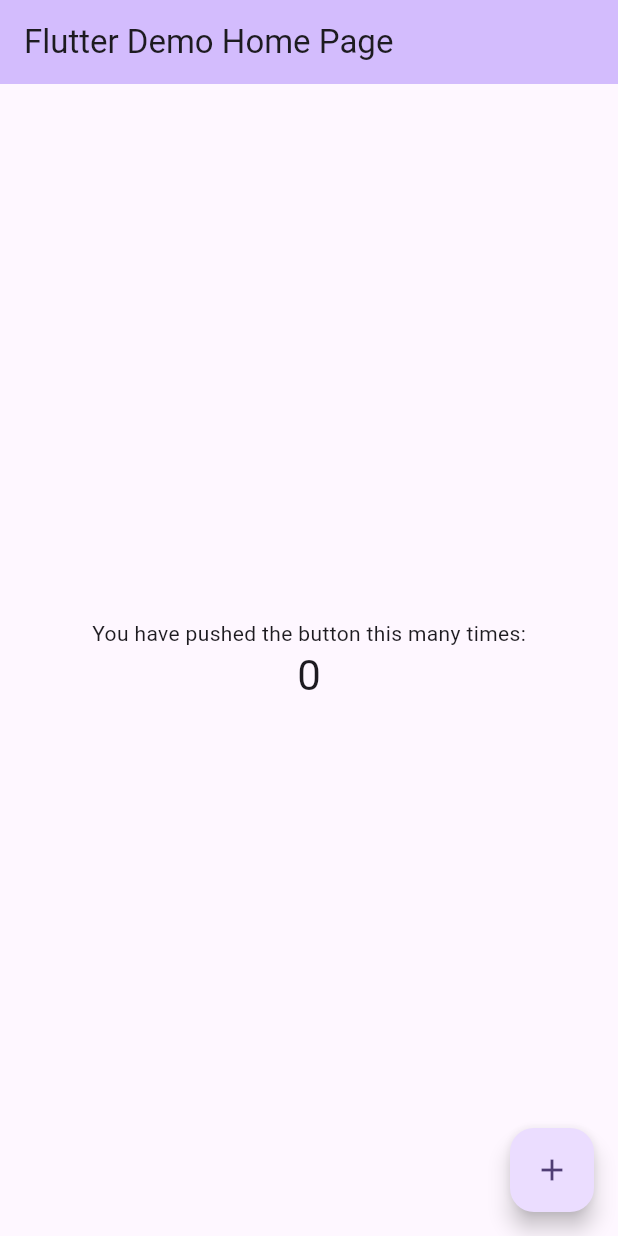
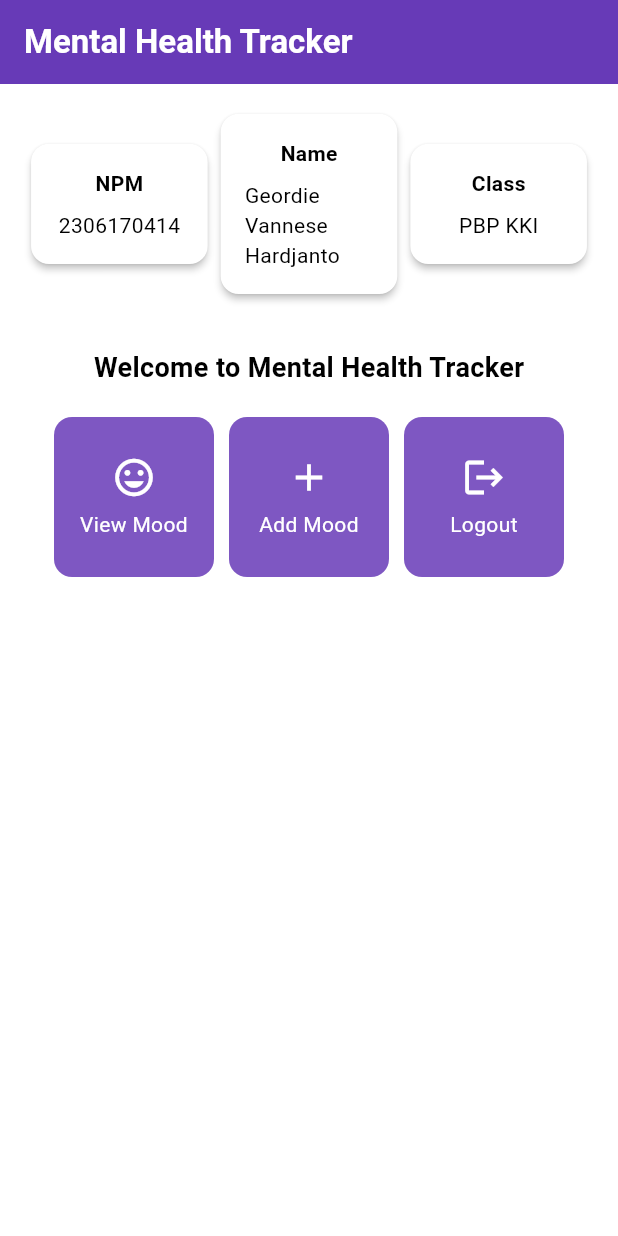
Before and after one commit to geordievannese/mental-health-tracker-mobile, a Flutter app: the screen it shows after launch, on a phone screen of 412 x 824 dp. Run offline on Flutter 3.47's test engine with Material 3 defaults, Android fonts, the phone set to English and light mode, and no system bars.

Commit message:
Selesai Tutor 6

```diff
--- a/lib/main.dart
+++ b/lib/main.dart
@@ -1,4 +1,6 @@
 import 'package:flutter/material.dart';
+import 'package:mental_health_tracker/menu.dart';
+
 
 void main() {
   runApp(const MyApp());
@@ -28,98 +30,11 @@ class MyApp extends StatelessWidget {
         //
         // This works for code too, not just values: Most code changes can be
         // tested with just a hot reload.
-        colorScheme: ColorScheme.fromSeed(seedColor: Colors.deepPurple),
-        useMaterial3: true,
+         colorScheme: ColorScheme.fromSwatch(
+       primarySwatch: Colors.deepPurple,
+ ).copyWith(secondary: Colors.deepPurple[400]),
       ),
-      home: const MyHomePage(title: 'Flutter Demo Home Page'),
+      home: MyHomePage(),
     );
   }
 }
-
-class MyHomePage extends StatefulWidget {
-  const MyHomePage({super.key, required this.title});
-
-  // This widget is the home page of your application. It is stateful, meaning
-  // that it has a State object (defined below) that contains fields that affect
-  // how it looks.
-
-  // This class is the configuration for the state. It holds the values (in this
-  // case the title) provided by the parent (in this case the App widget) and
-  // used by the build method of the State. Fields in a Widget subclass are
-  // always marked "final".
-
-  final String title;
-
-  @override
-  State<MyHomePage> createState() => _MyHomePageState();
-}
-
-class _MyHomePageState extends State<MyHomePage> {
-  int _counter = 0;
-
-  void _incrementCounter() {
-    setState(() {
-      // This call to setState tells the Flutter framework that something has
-      // changed in this State, which causes it to rerun the build method below
-      // so that the display can reflect the updated values. If we changed
-      // _counter without calling setState(), then the build method would not be
-      // called again, and so nothing would appear to happen.
-      _counter++;
-    });
-  }
-
-  @override
-  Widget build(BuildContext context) {
-    // This method is rerun every time setState is called, for instance as done
-    // by the _incrementCounter method above.
-    //
-    // The Flutter framework has been optimized to make rerunning build methods
-    // fast, so that you can just rebuild anything that needs updating rather
-    // than having to individually change instances of widgets.
-    return Scaffold(
-      appBar: AppBar(
-        // TRY THIS: Try changing the color here to a specific color (to
-        // Colors.amber, perhaps?) and trigger a hot reload to see the AppBar
-        // change color while the other colors stay the same.
-        backgroundColor: Theme.of(context).colorScheme.inversePrimary,
-        // Here we take the value from the MyHomePage object that was created by
-        // the App.build method, and use it to set our appbar title.
-        title: Text(widget.title),
-      ),
-      body: Center(
-        // Center is a layout widget. It takes a single child and positions it
-        // in the middle of the parent.
-        child: Column(
-          // Column is also a layout widget. It takes a list of children and
-          // arranges them vertically. By default, it sizes itself to fit its
-          // children horizontally, and tries to be as tall as its parent.
-          //
-          // Column has various properties to control how it sizes itself and
-          // how it positions its children. Here we use mainAxisAlignment to
-          // center the children vertically; the main axis here is the vertical
-          // axis because Columns are vertical (the cross axis would be
-          // horizontal).
-          //
-          // TRY THIS: Invoke "debug painting" (choose the "Toggle Debug Paint"
-          // action in the IDE, or press "p" in the console), to see the
-          // wireframe for each widget.
-          mainAxisAlignment: MainAxisAlignment.center,
-          children: <Widget>[
-            const Text(
-              'You have pushed the button this many times:',
-            ),
-            Text(
-              '$_counter',
-              style: Theme.of(context).textTheme.headlineMedium,
-            ),
-          ],
-        ),
-      ),
-      floatingActionButton: FloatingActionButton(
-        onPressed: _incrementCounter,
-        tooltip: 'Increment',
-        child: const Icon(Icons.add),
-      ), // This trailing comma makes auto-formatting nicer for build methods.
-    );
-  }
-}
--- /dev/null
+++ b/lib/menu.dart
@@ -0,0 +1,199 @@
+import 'package:flutter/material.dart';
+
+class MyHomePage extends StatelessWidget {
+    MyHomePage({super.key});
+    final String npm = '2306170414'; // NPM
+    final String name = 'Geordie Vannese Hardjanto'; // Name
+    final String className = 'PBP KKI'; // Class
+    final List<ItemHomepage> items = [
+    ItemHomepage("View Mood", Icons.mood),
+    ItemHomepage("Add Mood", Icons.add),
+    ItemHomepage("Logout", Icons.logout),
+     ];
+  // This widget is the home page of your application. It is stateful, meaning
+  // that it has a State object (defined below) that contains fields that affect
+  // how it looks.
+
+  // This class is the configuration for the state. It holds the values (in this
+  // case the title) provided by the parent (in this case the App widget) and
+  // used by the build method of the State. Fields in a Widget subclass are
+  // always marked "final".
+
+
+  @override
+   @override
+  Widget build(BuildContext context) {
+    // Scaffold provides the basic structure of the page with the AppBar and body.
+    return Scaffold(
+      // AppBar is the top part of the page that displays the title.
+      appBar: AppBar(
+        // The title of the application "Mental Health Tracker" with white text and bold font.
+        title: const Text(
+          'Mental Health Tracker',
+          style: TextStyle(
+            color: Colors.white,
+            fontWeight: FontWeight.bold,
+          ),
+        ),
+        // The background color of the AppBar is obtained from the application theme color scheme.
+        backgroundColor: Theme.of(context).colorScheme.primary,
+      ),
+      // Body of the page with paddings around it.
+      body: Padding(
+        padding: const EdgeInsets.all(16.0),
+        // Place the widget vertically in a column.
+        child: Column(
+          crossAxisAlignment: CrossAxisAlignment.center,
+          children: [
+            // Row to display 3 InfoCard horizontally.
+            Row(
+              mainAxisAlignment: MainAxisAlignment.spaceEvenly,
+              children: [
+                InfoCard(title: 'NPM', content: npm),
+                InfoCard(title: 'Name', content: name),
+                InfoCard(title: 'Class', content: className),
+              ],
+            ),
+
+            // Give a vertical space of 16 units.
+            const SizedBox(height: 16.0),
+
+            // Place the following widget in the center of the page.
+            Center(
+              child: Column(
+                // Place the text and grid item vertically.
+
+                children: [
+                  // Display the welcome message with bold font and size 18.
+                  const Padding(
+                    padding: EdgeInsets.only(top: 16.0),
+                    child: Text(
+                      'Welcome to Mental Health Tracker',
+                      style: TextStyle(
+                        fontWeight: FontWeight.bold,
+                        fontSize: 18.0,
+                      ),
+                    ),
+                  ),
+
+                  // Grid to display ItemCard in a 3 column grid.
+                  GridView.count(
+                    primary: true,
+                    padding: const EdgeInsets.all(20),
+                    crossAxisSpacing: 10,
+                    mainAxisSpacing: 10,
+                    crossAxisCount: 3,
+                    // To ensure that the grid fits its height.
+                    shrinkWrap: true,
+
+                    // Display ItemCard for each item in the items list.
+                    children: items.map((ItemHomepage item) {
+                      return ItemCard(item);
+                    }).toList(),
+                  ),
+                ],
+              ),
+            ),
+          ],
+        ),
+      ),
+    );
+  }
+}
+
+
+class InfoCard extends StatelessWidget {
+  // Card information that displays the title and content.
+
+  final String title;  // Card title.
+  final String content;  // Card content.
+
+  const InfoCard({super.key, required this.title, required this.content});
+
+  @override
+  Widget build(BuildContext context) {
+    return Card(
+      // Create a card box with a shadow.
+      elevation: 2.0,
+      child: Container(
+        // Set the size and spacing within the card.
+        width: MediaQuery.of(context).size.width / 3.5, // Adjust with the width of the device used.
+        padding: const EdgeInsets.all(16.0),
+        // Place the title and content vertically.
+        child: Column(
+          children: [
+            Text(
+              title,
+              style: const TextStyle(fontWeight: FontWeight.bold),
+            ),
+            const SizedBox(height: 8.0),
+            Text(content),
+          ],
+        ),
+      ),
+    );
+  }
+}
+
+
+class ItemHomepage {
+    final String name;
+    final IconData icon;
+
+    ItemHomepage(this.name, this.icon);
+}
+
+
+class ItemCard extends StatelessWidget {
+  // Display the card with an icon and name.
+
+  final ItemHomepage item;
+
+  const ItemCard(this.item, {super.key});
+
+  @override
+  Widget build(BuildContext context) {
+    return Material(
+      // Specify the background color of the application theme.
+      color: Theme.of(context).colorScheme.secondary,
+      // Round the card border.
+      borderRadius: BorderRadius.circular(12),
+
+      child: InkWell(
+        // Action when the card is pressed.
+        onTap: () {
+          // Display the SnackBar message when the card is pressed.
+          ScaffoldMessenger.of(context)
+            ..hideCurrentSnackBar()
+            ..showSnackBar(
+              SnackBar(content: Text("You have pressed the ${item.name} button!"))
+            );
+        },
+        // Container to store the Icon and Text
+        child: Container(
+          padding: const EdgeInsets.all(8),
+          child: Center(
+            child: Column(
+              // Place the Icon and Text in the center of the card.
+              mainAxisAlignment: MainAxisAlignment.center,
+              children: [
+                Icon(
+                  item.icon,
+                  color: Colors.white,
+                  size: 30.0,
+                ),
+                const Padding(padding: EdgeInsets.all(3)),
+                Text(
+                  item.name,
+                  textAlign: TextAlign.center,
+                  style: const TextStyle(color: Colors.white),
+                ),
+              ],
+            ),
+          ),
+        ),
+      ),
+    );
+  }
+
+}
```
